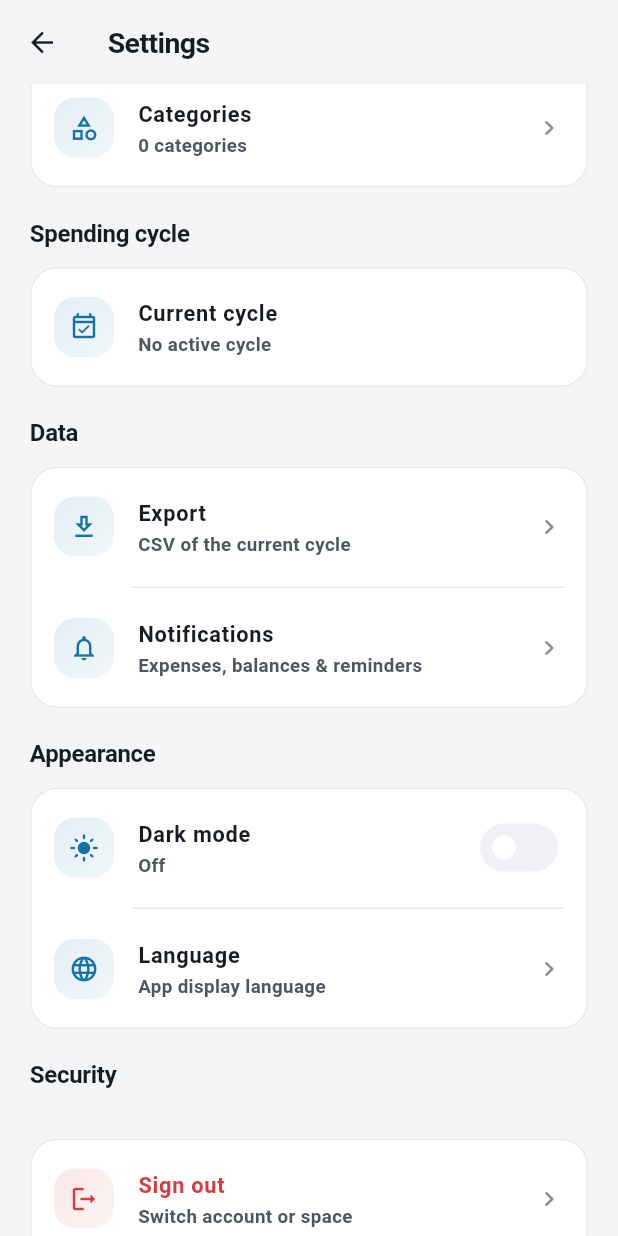
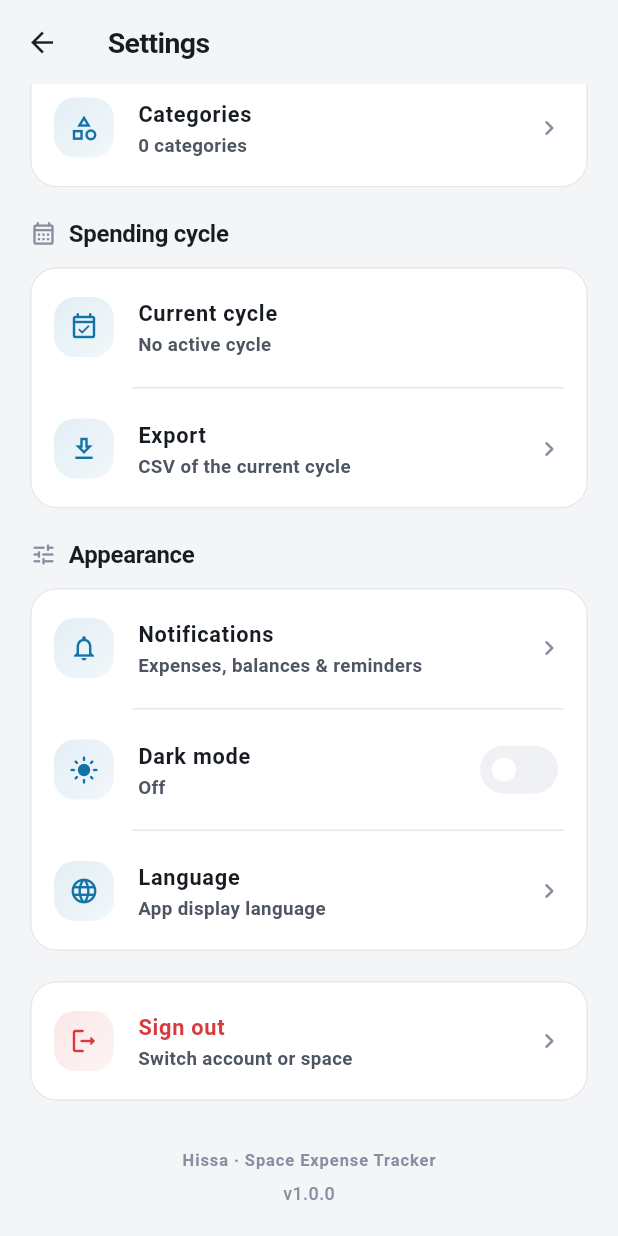
Before and after one commit to lizuzsusil/hissa, a Flutter app: the SettingsScreen screen opened directly, scrolled down 251 dp, on a phone screen of 412 x 824 dp. Run offline on Flutter 3.47's test engine with Material 3 defaults, Android fonts, the light colour scheme and no system bars; our stand-ins replace cloud_firestore, connectivity_plus, firebase_auth, firebase_core, firebase_messaging, fl_chart and 4 more; accounts and stored records are empty.

Commit message:
Settings UI managed

```diff
--- a/lib/ui/screens/settings_screen.dart
+++ b/lib/ui/screens/settings_screen.dart
@@ -12,7 +12,6 @@ import '../theme/app_theme.dart';
 import '../widgets/avatars.dart';
 import '../widgets/cards.dart';
 import '../widgets/dialogs.dart';
-import '../widgets/misc.dart';
 import '../widgets/motion.dart';
 import '../widgets/sheets.dart';
 import '../widgets/toasts.dart';
@@ -20,9 +19,20 @@ import 'categories_screen.dart';
 import 'cycle_detail_screen.dart';
 import 'export_screen.dart';
 import 'notifications_screen.dart';
+import 'profile_screen.dart';
 import 'space_screen.dart';
-import 'profile_screen.dart';
 
+/// Settings — grouped for scanability.
+///
+/// Information architecture (top → bottom):
+///  1. Account hero — profile card (tappable to edit)
+///  2. Workspace — space membership, categories & switch space (switch row
+///     only when multiple spaces exist)
+///  3. Cycles & data — lifecycle of spending cycles + export (split mode only;
+///     personal mode collapses to a single Data/Export card)
+///  4. Preferences — notifications, appearance, language
+///  5. Security — biometrics (only when hardware available)
+///  6. Account actions — sign out (destructive, isolated)
 class SettingsScreen extends StatelessWidget {
   /// Invoked to return to the Spaces dashboard so the user can switch Spaces.
   final VoidCallback? onOpenSpaces;
@@ -39,6 +49,8 @@ class SettingsScreen extends StatelessWidget {
     final isDark = context.isDark;
     final l10n = context.l10n;
 
+    final hasBiometricRow = biometrics.supported;
+
     return Scaffold(
       appBar: AppBar(title: Text(l10n.settings)),
       body: RefreshIndicator(
@@ -52,47 +64,48 @@ class SettingsScreen extends StatelessWidget {
             AppSpacing.xl,
           ),
           children: [
+            // ── Account hero ────────────────────────────────────────────
             _ProfileCard(
               name: user?.name ?? 'User',
               email: user?.email ?? '',
               avatarUrl: user?.avatarUrl,
-              onTap: () => _push(context, ProfileScreen()),
+              onTap: () => _push(context, const ProfileScreen()),
             ),
+
+            // ── Workspace ───────────────────────────────────────────────
             const SizedBox(height: AppSpacing.xl),
-            if (onOpenSpaces != null) ...[
-              SectionHeader(title: l10n.mySpaces),
+            _SectionHeader(icon: Icons.home_work_outlined, title: l10n.space),
             _SettingsGroup(
               children: [
+                if (onOpenSpaces != null)
                   _SettingTile(
                     icon: Icons.workspaces_outline,
                     title: l10n.switchSpace,
                     subtitle: l10n.switchSpaceSubtitle,
                     onTap: onOpenSpaces,
                   ),
-                ],
-              ),
-              const SizedBox(height: AppSpacing.xl),
-            ],
-            SectionHeader(title: l10n.space),
-            _SettingsGroup(
-              children: [
                 _SettingTile(
-                  icon: Icons.home_work_outlined,
+                  icon: Icons.group_outlined,
                   title: l10n.spaceAndMembers,
                   subtitle: space?.name ?? l10n.noSpace,
-                  onTap: () => _push(context, SpaceScreen()),
+                  onTap: () => _push(context, const SpaceScreen()),
                 ),
                 _SettingTile(
                   icon: Icons.category_outlined,
                   title: l10n.categories,
                   subtitle: '${state.categories.length} categories',
-                  onTap: () => _push(context, CategoriesScreen()),
+                  onTap: () => _push(context, const CategoriesScreen()),
                 ),
               ],
             ),
+
+            // ── Cycles & data ───────────────────────────────────────────
             if (!state.isPersonalMode) ...[
               const SizedBox(height: AppSpacing.xl),
-              SectionHeader(title: l10n.spendingCycle),
+              _SectionHeader(
+                icon: Icons.calendar_month_outlined,
+                title: l10n.spendingCycle,
+              ),
               _SettingsGroup(
                 children: [
                   _SettingTile(
@@ -107,9 +120,8 @@ class SettingsScreen extends StatelessWidget {
                     _SettingTile(
                       icon: Icons.history_rounded,
                       title: l10n.previousCycles,
-                      subtitle:
-                          l10n.previousCyclesCount(state.closedCycles.length),
-                      onTap: () => _push(context, PreviousCyclesScreen()),
+                      subtitle: l10n.previousCyclesCount(state.closedCycles.length),
+                      onTap: () => _push(context, const PreviousCyclesScreen()),
                     ),
                   if (state.isOwner)
                     _SettingTile(
@@ -120,19 +132,35 @@ class SettingsScreen extends StatelessWidget {
                       subtitle: l10n.ownersCanManage,
                       onTap: () => _handleCycleAction(context, state),
                     ),
+                  _SettingTile(
+                    icon: Icons.download_outlined,
+                    title: l10n.export,
+                    subtitle: l10n.csvOfCurrentCycle,
+                    onTap: () => _push(context, const ExportScreen()),
+                  ),
                 ],
               ),
-            ],
+            ] else ...[
+              // Personal mode has no cycles — keep export discoverable.
               const SizedBox(height: AppSpacing.xl),
-            SectionHeader(title: l10n.data),
+              _SectionHeader(icon: Icons.folder_outlined, title: l10n.data),
               _SettingsGroup(
                 children: [
                   _SettingTile(
                     icon: Icons.download_outlined,
                     title: l10n.export,
                     subtitle: l10n.csvOfCurrentCycle,
-                  onTap: () => _push(context, ExportScreen()),
+                    onTap: () => _push(context, const ExportScreen()),
                   ),
+                ],
+              ),
+            ],
+
+            // ── Preferences (notifications + appearance) ────────────────
+            const SizedBox(height: AppSpacing.xl),
+            _SectionHeader(icon: Icons.tune_rounded, title: l10n.appearance),
+            _SettingsGroup(
+              children: [
                 _SettingTile(
                   icon: Icons.notifications_outlined,
                   title: l10n.notifications,
@@ -145,8 +173,7 @@ class SettingsScreen extends StatelessWidget {
                           ),
                           decoration: BoxDecoration(
                             color: AppColors.primary,
-                            borderRadius:
-                                BorderRadius.circular(AppRadius.pill),
+                            borderRadius: BorderRadius.circular(AppRadius.pill),
                           ),
                           child: Text(
                             '${state.unreadNotificationCount}',
@@ -159,16 +186,8 @@ class SettingsScreen extends StatelessWidget {
                       : null,
                   onTap: () => _showNotifications(context),
                 ),
-              ],
-            ),
-            const SizedBox(height: AppSpacing.xl),
-            SectionHeader(title: l10n.appearance),
-            _SettingsGroup(
-              children: [
                 _SettingTile(
-                  icon: isDark
-                      ? Icons.dark_mode_rounded
-                      : Icons.light_mode_rounded,
+                  icon: isDark ? Icons.dark_mode_rounded : Icons.light_mode_rounded,
                   title: l10n.darkMode,
                   subtitle: isDark ? l10n.onValue : l10n.offValue,
                   trailing: Switch(
@@ -192,24 +211,28 @@ class SettingsScreen extends StatelessWidget {
                 ),
               ],
             ),
+
+            // ── Security ────────────────────────────────────────────────
+            if (hasBiometricRow) ...[
               const SizedBox(height: AppSpacing.xl),
-            SectionHeader(title: l10n.security),
+              _SectionHeader(icon: Icons.shield_outlined, title: l10n.security),
               _SettingsGroup(
                 children: [
-                if (biometrics.supported)
                   _SettingTile(
                     icon: Icons.fingerprint_rounded,
                     title: l10n.biometricLogin,
                     subtitle: biometrics.enabled ? l10n.onValue : l10n.offValue,
                     trailing: Switch(
                       value: biometrics.enabled,
-                      onChanged: (v) =>
-                          _toggleBiometric(context, biometrics, v),
+                      onChanged: (v) => _toggleBiometric(context, biometrics, v),
                     ),
                     onTap: null,
                   ),
                 ],
               ),
+            ],
+
+            // ── Account action ──────────────────────────────────────────
             const SizedBox(height: AppSpacing.xl),
             _SettingsGroup(
               children: [
@@ -222,6 +245,7 @@ class SettingsScreen extends StatelessWidget {
                 ),
               ],
             ),
+
             const SizedBox(height: AppSpacing.xxxl - AppSpacing.sm),
             Center(
               child: Text(
@@ -233,8 +257,7 @@ class SettingsScreen extends StatelessWidget {
             Center(
               child: Text(
                 l10n.version,
-                style:
-                    AppText.caption.copyWith(color: context.palette.textMuted),
+                style: AppText.caption.copyWith(color: context.palette.textMuted),
               ),
             ),
           ],
@@ -255,14 +278,11 @@ class SettingsScreen extends StatelessWidget {
     final l10n = context.l10n;
     if (value) {
       final issue = await biometrics.availabilityIssue();
-
       if (!context.mounted) return;
       if (issue != null) {
         showToast(
           context,
-          issue == 'notEnrolled'
-              ? l10n.biometricNotEnrolled
-              : l10n.biometricUnavailable,
+          issue == 'notEnrolled' ? l10n.biometricNotEnrolled : l10n.biometricUnavailable,
           type: ToastType.warning,
         );
         return;
@@ -330,17 +350,14 @@ class SettingsScreen extends StatelessWidget {
                     c.status == CycleStatus.closed
                         ? Icons.history_rounded
                         : Icons.radio_button_checked,
-                    color: c.status == CycleStatus.closed
-                        ? p.textMuted
-                        : AppColors.positive,
+                    color: c.status == CycleStatus.closed ? p.textMuted : AppColors.positive,
                   ),
                   title: Text(c.name),
                   subtitle: Text(_cycleStatusLabel(sheetContext.l10n, c.status)),
                   trailing: Row(
                     mainAxisSize: MainAxisSize.min,
                     children: [
-                      if (state.isOwner &&
-                          state.space?.cycleType == CycleType.custom) ...[
+                      if (state.isOwner && state.space?.cycleType == CycleType.custom) ...[
                         IconButton(
                           icon: const Icon(Icons.edit_outlined, size: 20),
                           tooltip: sheetContext.l10n.renameCycle,
@@ -350,8 +367,7 @@ class SettingsScreen extends StatelessWidget {
                       ],
                       Text(
                         _cycleDateRange(c),
-                        style:
-                            AppText.caption.copyWith(color: p.textMuted),
+                        style: AppText.caption.copyWith(color: p.textMuted),
                       ),
                     ],
                   ),
@@ -372,9 +388,7 @@ class SettingsScreen extends StatelessWidget {
     );
   }
 
-  String _cycleDateRange(Cycle c) {
-    return '${c.startDate.month}/${c.startDate.year}';
-  }
+  String _cycleDateRange(Cycle c) => '${c.startDate.month}/${c.startDate.year}';
 
   Future<void> _renameCycle(
     BuildContext context,
@@ -412,9 +426,7 @@ class SettingsScreen extends StatelessWidget {
   }
 
   void _showNotifications(BuildContext context) {
-    Navigator.of(
-      context,
-    ).push(MaterialPageRoute(builder: (_) => const NotificationsScreen()));
+    Navigator.of(context).push(MaterialPageRoute(builder: (_) => const NotificationsScreen()));
   }
 
   Future<void> _confirmSignOut(BuildContext context, AppState state) async {
@@ -427,9 +439,7 @@ class SettingsScreen extends StatelessWidget {
       destructive: true,
       icon: Icons.logout_rounded,
     );
-    if (confirmed) {
-      await state.signOut();
-    }
+    if (confirmed) await state.signOut();
   }
 
   void _showLanguagePicker(BuildContext context, LocaleController controller) {
@@ -515,6 +525,29 @@ String _cycleStatusLabel(AppLocalizations l10n, CycleStatus status) {
   }
 }
 
+/// Section title with a leading icon for faster visual scanning.
+class _SectionHeader extends StatelessWidget {
+  final IconData icon;
+  final String title;
+
+  const _SectionHeader({required this.icon, required this.title});
+
+  @override
+  Widget build(BuildContext context) {
+    final p = context.palette;
+    return Padding(
+      padding: const EdgeInsets.only(bottom: AppSpacing.md),
+      child: Row(
+        children: [
+          Icon(icon, size: 18, color: p.textMuted),
+          const SizedBox(width: AppSpacing.sm),
+          Text(title, style: AppText.titleM.copyWith(color: p.textPrimary)),
+        ],
+      ),
+    );
+  }
+}
+
 /// Hairline-bordered surface grouping one settings section's rows, with
 /// dividers between them.
 class _SettingsGroup extends StatelessWidget {
@@ -524,14 +557,14 @@ class _SettingsGroup extends StatelessWidget {
 
   @override
   Widget build(BuildContext context) {
+    if (children.isEmpty) return const SizedBox.shrink();
     return SurfaceCard(
       padding: EdgeInsets.zero,
       borderRadius: AppRadius.lg,
       child: Column(
         children: [
           for (var i = 0; i < children.length; i++) ...[
-            if (i > 0)
-              const Divider(height: 1, indent: 68, endIndent: AppSpacing.lg),
+            if (i > 0) const Divider(height: 1, indent: 68, endIndent: AppSpacing.lg),
             children[i],
           ],
         ],
@@ -561,21 +594,13 @@ class _ProfileCard extends StatelessWidget {
         padding: const EdgeInsets.all(AppSpacing.xl),
         child: Row(
           children: [
-            MemberAvatar(
-              name: name,
-              avatarUrl: avatarUrl,
-              size: 58,
-              outline: true,
-            ),
+            MemberAvatar(name: name, avatarUrl: avatarUrl, size: 58, outline: true),
             const SizedBox(width: AppSpacing.lg),
             Expanded(
               child: Column(
                 crossAxisAlignment: CrossAxisAlignment.start,
                 children: [
-                  Text(
-                    name,
-                    style: AppText.titleL.copyWith(color: Colors.white),
-                  ),
+                  Text(name, style: AppText.titleL.copyWith(color: Colors.white)),
                   const SizedBox(height: 2),
                   Text(
                     email,
@@ -586,6 +611,7 @@ class _ProfileCard extends StatelessWidget {
                 ],
               ),
             ),
+            const Icon(Icons.chevron_right_rounded, color: Colors.white70),
           ],
         ),
       ),
@@ -638,17 +664,10 @@ class _SettingTile extends StatelessWidget {
       ),
       subtitle: subtitle == null
           ? null
-          : Text(
-              subtitle!,
-              style: AppText.labelM.copyWith(color: p.textSecondary),
-            ),
+          : Text(subtitle!, style: AppText.labelM.copyWith(color: p.textSecondary)),
       trailing: trailing ??
           (onTap != null
-              ? Icon(
-                  Icons.chevron_right_rounded,
-                  size: 20,
-                  color: p.textMuted,
-                )
+              ? Icon(Icons.chevron_right_rounded, size: 20, color: p.textMuted)
               : null),
     );
   }
```
Lines whose indentation alone changed are shown as unchanged.
